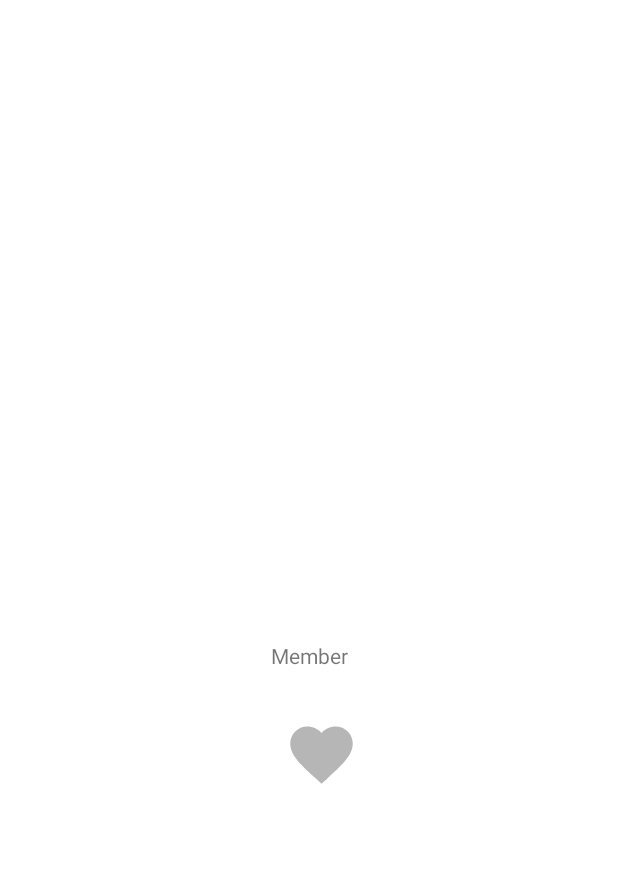
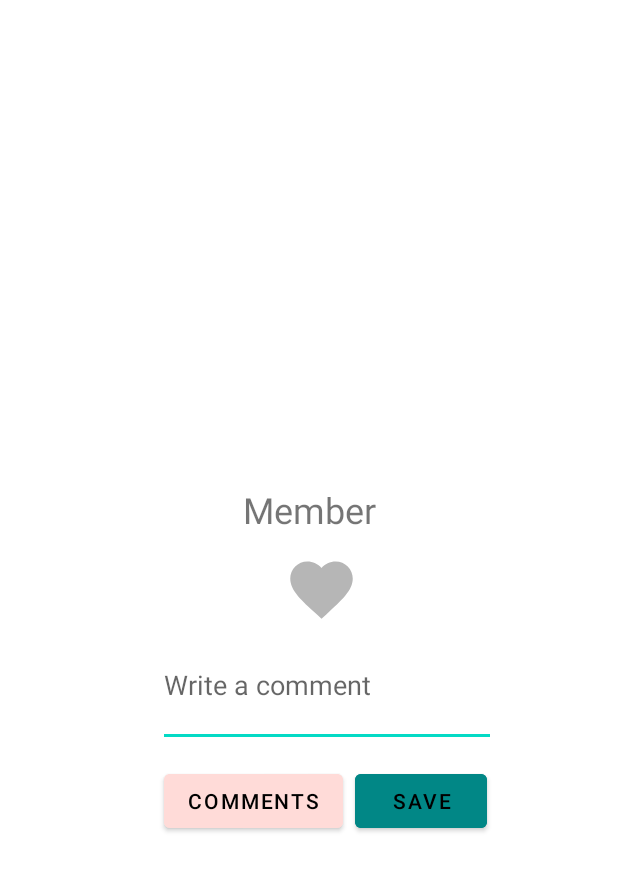
Before and after one commit to jasminsp/ParliamentMemberApp, an Android app: the layout fragment_member_details.xml on its own in the app's theme, with its tools: preview values and no code run, on a phone screen of 412 x 824 dp. Shown: the top 871 px of the screen. Run offline under Robolectric (Android 15) with nearby library versions, the phone set to English and light mode, and no system bars.

Commit message:
MemberDetails fragment edited to allow commenting and viewing comments

```diff
--- a/app/src/main/java/com/jasminsp/parliamentmemberapp/repository/CommentRepository.kt
+++ b/app/src/main/java/com/jasminsp/parliamentmemberapp/repository/CommentRepository.kt
@@ -12,7 +12,7 @@ object CommentRepository {
     val commentData: LiveData<List<CommentData>> = commentDao.getAllComments()
 
     // Saving comments in the comment database
-    suspend fun addVote(commentData: CommentData) {
+    suspend fun addComment(commentData: CommentData) {
         commentDao.insertOrUpdate(commentData)
 
     }
--- a/app/src/main/res/layout/activity_main.xml
+++ b/app/src/main/res/layout/activity_main.xml
@@ -11,8 +11,8 @@
 
         <com.google.android.material.bottomnavigation.BottomNavigationView
             android:id="@+id/bottom_navigation"
-            android:layout_width="80dp"
-            android:layout_height="wrap_content"
+            android:layout_width="50dp"
+            android:layout_height="40dp"
             android:layout_alignParentBottom="true"
             android:layout_margin="30dp"
             android:background="@drawable/round_corners"
--- a/app/src/main/res/layout/fragment_member_details.xml
+++ b/app/src/main/res/layout/fragment_member_details.xml
@@ -23,14 +23,13 @@
             android:layout_width="250dp"
             android:layout_height="250dp"
             android:layout_gravity="center"
-            android:layout_marginTop="100dp"
+            android:layout_marginTop="40dp"
             android:contentDescription="@string/member"
             app:layout_constraintBottom_toTopOf="@+id/guideline2"
             app:layout_constraintEnd_toEndOf="parent"
             app:layout_constraintHorizontal_bias="0.496"
             app:layout_constraintStart_toStartOf="parent"
-            app:layout_constraintTop_toTopOf="parent"
-            app:layout_constraintVertical_bias="0.815" />
+            app:layout_constraintTop_toTopOf="parent" />
 
         <TextView
             android:id="@+id/txt_member"
@@ -38,23 +37,23 @@
             android:layout_height="wrap_content"
             android:text="@string/member"
             android:textAlignment="center"
+            android:textSize="24sp"
             app:layout_constraintBottom_toBottomOf="parent"
             app:layout_constraintStart_toStartOf="parent"
             app:layout_constraintTop_toTopOf="@+id/guideline2"
-            app:layout_constraintVertical_bias="0.067" />
+            app:layout_constraintVertical_bias="0.048" />
 
         <CheckBox
             android:id="@+id/checkbox_heart"
             android:layout_width="69dp"
             android:layout_height="66dp"
+            android:layout_marginTop="4dp"
             android:button="@drawable/button_checked_state"
             android:onClick="onHeartClicked"
-            app:layout_constraintBottom_toBottomOf="parent"
             app:layout_constraintEnd_toEndOf="parent"
             app:layout_constraintHorizontal_bias="0.526"
             app:layout_constraintStart_toStartOf="parent"
             app:layout_constraintTop_toBottomOf="@+id/txt_member"
-            app:layout_constraintVertical_bias="0.075"
             app:useMaterialThemeColors="false" />
 
         <androidx.constraintlayout.widget.Guideline
@@ -62,7 +61,47 @@
             android:layout_width="wrap_content"
             android:layout_height="wrap_content"
             android:orientation="horizontal"
-            app:layout_constraintGuide_begin="400dp" />
+            app:layout_constraintGuide_begin="300dp" />
+
+        <EditText
+            android:id="@+id/txt_comments"
+            android:layout_width="225dp"
+            android:layout_height="64dp"
+            android:layout_marginTop="8dp"
+            android:autofillHints="@string/comment"
+            android:ems="10"
+            android:gravity="start|top"
+            android:hint="@string/write_a_comment"
+            android:inputType="text"
+            app:layout_constraintEnd_toEndOf="parent"
+            app:layout_constraintHorizontal_bias="0.564"
+            app:layout_constraintStart_toStartOf="parent"
+            app:layout_constraintTop_toBottomOf="@+id/checkbox_heart"
+            tools:ignore="TextContrastCheck" />
+
+        <Button
+            android:id="@+id/btn_save_comments"
+            android:layout_width="wrap_content"
+            android:layout_height="wrap_content"
+            android:layout_marginStart="8dp"
+            android:backgroundTint="@color/teal_700"
+            android:text="@string/save"
+            android:textColor="#000000"
+            app:layout_constraintBaseline_toBaselineOf="@+id/btn_view_comments"
+            app:layout_constraintStart_toEndOf="@+id/btn_view_comments"
+            tools:ignore="TextContrastCheck" />
+
+        <Button
+            android:id="@+id/btn_view_comments"
+            android:layout_width="wrap_content"
+            android:layout_height="wrap_content"
+            android:layout_marginStart="4dp"
+            android:layout_marginTop="12dp"
+            android:backgroundTint="@color/pink_300"
+            android:text="@string/comments"
+            android:textColor="#000000"
+            app:layout_constraintStart_toStartOf="@+id/txt_comments"
+            app:layout_constraintTop_toBottomOf="@+id/txt_comments" />
 
     </androidx.constraintlayout.widget.ConstraintLayout>
 </layout>
--- a/app/src/main/res/values/strings.xml
+++ b/app/src/main/res/values/strings.xml
@@ -11,4 +11,8 @@
     <string name="back">Back</string>
     <string name="parties">Parties</string>
     <string name="members">Members</string>
+    <string name="comment">comment</string>
+    <string name="save">Save</string>
+    <string name="comments">Comments</string>
+    <string name="write_a_comment">Write a comment</string>
 </resources>
--- a/build.gradle
+++ b/build.gradle
@@ -7,7 +7,7 @@ buildscript {
     }
     dependencies {
         classpath "com.android.tools.build:gradle:7.0.2"
-        classpath "org.jetbrains.kotlin:kotlin-gradle-plugin:1.5.30"
+        classpath 'org.jetbrains.kotlin:kotlin-gradle-plugin:1.5.31'
         classpath("androidx.navigation:navigation-safe-args-gradle-plugin:2.3.5")
 
     }
```
Also changed, not shown: app/src/main/java/com/jasminsp/parliamentmemberapp/comments/CommentList.kt (added, +23 -0 lines), app/src/main/java/com/jasminsp/parliamentmemberapp/comments/CommentListAdapter.kt (added, +61 -0 lines), app/src/main/java/com/jasminsp/parliamentmemberapp/comments/CommentViewModel.kt (added, +30 -0 lines), app/src/main/java/com/jasminsp/parliamentmemberapp/comments/CommentViewModelFactory.kt (added, +16 -0 lines), app/src/main/res/layout/comment_view_item.xml (added, +24 -0 lines), app/src/main/res/layout/fragment_comment_list.xml (added, +18 -0 lines).
